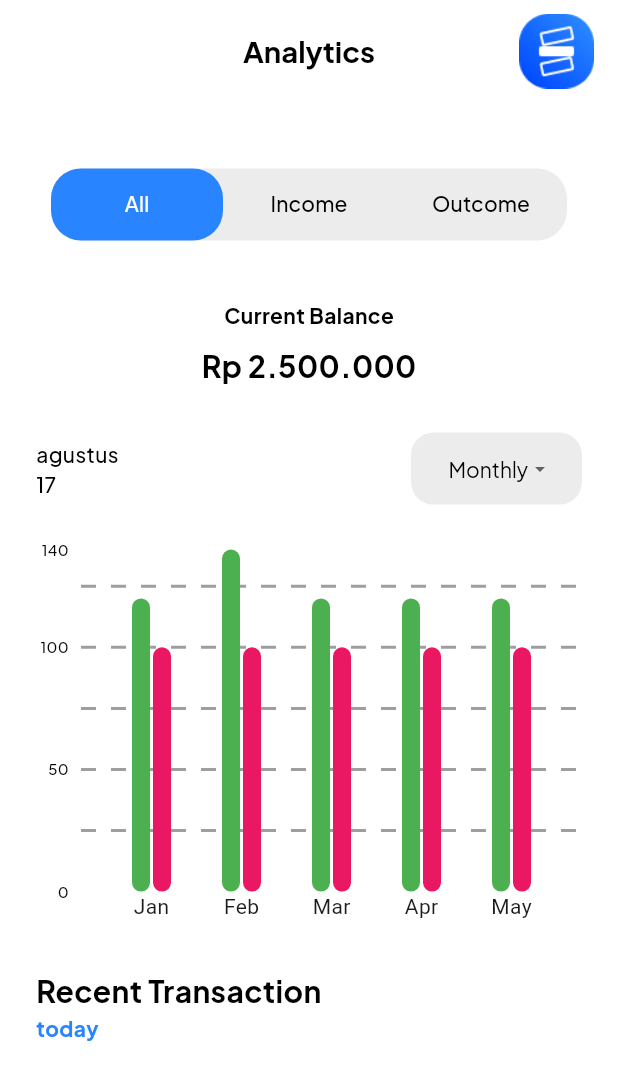
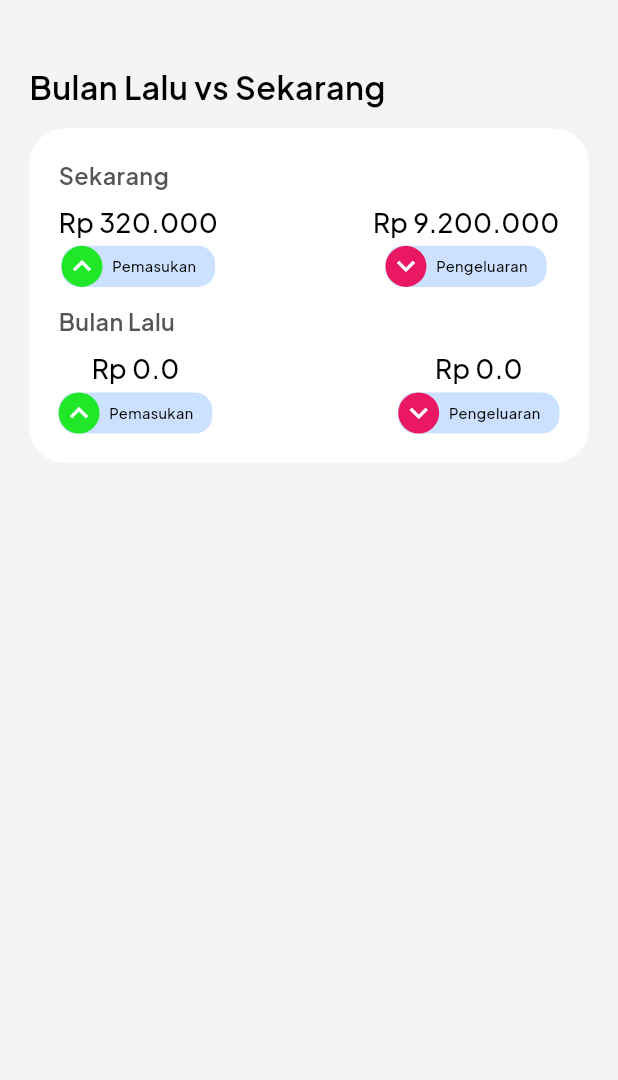
Before and after one commit to seimbang-in/seimbangin-multiplatform-app, a Flutter app: the AnalyticsPage screen opened by its route, on a phone screen of 412 x 824 dp. Shown: the top 1080 px of the screen. Run offline on Flutter 3.47's test engine with Material 3 defaults, Android fonts, the phone set to English and light mode, and no system bars; drawn by our look-alikes of fl_chart; our stand-ins replace bloc, camera, carousel_slider, flutter_bloc, flutter_dotenv, flutter_screenutil and 8 more; accounts and stored records are empty; project files that could hold a hidden picture were left out.

Commit message:
refractor(V2.5): Remake UI for analytics page and add this month vs now card

```diff
--- a/lib/shared/theme/theme.dart
+++ b/lib/shared/theme/theme.dart
@@ -9,6 +9,8 @@ Color statusBarPrimaryColor = Colors.transparent;
 Color sliderOnboardingColor = const Color(0xFF9AB7FF);
 Color backgroundWhiteColor = const Color(0xFFFFFFFF);
 Color backgroundGreyColor = const Color(0xFFECECEC);
+Color backgroundGreySecondaryColor = const Color(0xFFF4F4F4);
+Color backgroundBlueColor = const Color(0xFFCBE1FF);
 Color backgroundWarningColor = const Color(0xFFEA1763);
 Color backgroundPinkColor = const Color(0xFFFFCBDE);
 Color backgroundGreenColor = const Color(0xFF20E828);
--- a/lib/ui/pages/analytics_page.dart
+++ b/lib/ui/pages/analytics_page.dart
@@ -62,97 +62,188 @@ class _AnalyticsPageState extends State<AnalyticsPage>
         statusBarIconBrightness: Brightness.dark,
       ),
       child: Scaffold(
-        extendBodyBehindAppBar: true,
-        backgroundColor: backgroundWhiteColor,
-        appBar: AppBar(
-          backgroundColor: Colors.transparent,
-          automaticallyImplyLeading: false,
-          centerTitle: true,
-          toolbarHeight: 70.r,
-          title: Text(
-            'Analytics',
-            style: blackTextStyle.copyWith(
-              fontWeight: FontWeight.bold,
-              fontSize: 20.sp,
-            ),
-          ),
-          elevation: 0,
-          actions: [
-            Container(
-              margin: EdgeInsets.only(right: 16),
-              child: Image.asset(
-                'assets/ic_seimbangin-logo-logreg.png',
-                width: 50,
+        // extendBodyBehindAppBar: true,
+        backgroundColor: backgroundGreySecondaryColor,
+        // appBar: AppBar(
+        //   backgroundColor: Colors.transparent,
+        //   automaticallyImplyLeading: false,
+        //   centerTitle: true,
+        //   toolbarHeight: 70.r,
+        //   title: Text(
+        //     'Analytics',
+        //     style: blackTextStyle.copyWith(
+        //       fontWeight: FontWeight.bold,
+        //       fontSize: 20.sp,
+        //     ),
+        //   ),
+        //   elevation: 0,
+        //   actions: [
+        //     Container(
+        //       margin: EdgeInsets.only(right: 16),
+        //       child: Image.asset(
+        //         'assets/ic_seimbangin-logo-logreg.png',
+        //         width: 50,
+        //       ),
+        //     ),
+        //   ],
+        // ),
+        body: SafeArea(
+          child: ListView(
+            padding: EdgeInsets.all(20.r),
+            children: [
+              SizedBox(
+                height: 24.h,
               ),
-            ),
-          ],
-        ),
-        body: SafeArea(
-          child: SingleChildScrollView(
-            child: Padding(
-              padding: EdgeInsets.all(24),
-              child: Column(
-                crossAxisAlignment: CrossAxisAlignment.start,
-                children: [
-                  AnalyticsTabBar(
-                    tabController: _mainTabController,
-                    tabTitles: mainTabTitles,
+              Text(
+                'Bulan Lalu vs Sekarang',
+                style: blackTextStyle.copyWith(
+                  fontSize: 22.sp,
+                  fontWeight: FontWeight.w600,
+                ),
+              ),
+              SizedBox(
+                height: 12.h,
+              ),
+
+              // CONTAINER
+              Container(
+                width: double.infinity,
+                decoration: BoxDecoration(
+                  color: textWhiteColor,
+                  borderRadius: BorderRadius.circular(24.r),
+                ),
+                child: Padding(
+                  padding: EdgeInsets.all(20.r),
+                  child: Column(
+                    crossAxisAlignment: CrossAxisAlignment.start,
+                    children: [
+                      Text(
+                        'Sekarang',
+                        style: greyTextStyle.copyWith(
+                          fontSize: 16.sp,
+                          fontWeight: FontWeight.w600,
+                        ),
+                      ),
+                      SizedBox(
+                        height: 8.h,
+                      ),
+
+                      // SEKARANG
+                      Row(
+                        mainAxisAlignment: MainAxisAlignment.spaceBetween,
+                        crossAxisAlignment: CrossAxisAlignment.start,
+                        children: [
+                          DetailAnalytic(
+                            price: 'Rp 320.000',
+                            isIncome: true,
+                          ),
+                          DetailAnalytic(
+                            price: 'Rp 9.200.000',
+                            isIncome: false,
+                          )
+                        ],
+                      ),
+
+                      SizedBox(
+                        height: 12.h,
+                      ),
+
+                      Text(
+                        'Bulan Lalu',
+                        style: greyTextStyle.copyWith(
+                          fontSize: 16.sp,
+                          fontWeight: FontWeight.w600,
+                        ),
+                      ),
+                      SizedBox(
+                        height: 8.h,
+                      ),
+
+                      // Bulan Lalu
+                      Row(
+                        mainAxisAlignment: MainAxisAlignment.spaceBetween,
+                        children: [
+                          DetailAnalytic(
+                            price: 'Rp 0.0',
+                            isIncome: true,
+                          ),
+                          DetailAnalytic(
+                            price: 'Rp 0.0',
+                            isIncome: false,
+                          )
+                        ],
+                      ),
+                    ],
                   ),
-                  Visibility(
-                    visible: selectedMainTab == 1 || selectedMainTab == 2,
-                    child: AnalyticsTabBar(
-                      tabController: _secondaryTabController,
-                      tabTitles: secondaryTabTitles,
-                    ),
-                  ),
-                  if (selectedMainTab == 0) ...[
-                    CurrentBalanceSection(
-                      balance: "Rp 2.500.000",
-                    ),
-                    SizedBox(
-                      height: 10,
-                    ),
-                    DateAndPeriodSelector(
-                        month: "agustus",
-                        day: "17",
-                        selectedDropdown: selectedDropdown,
-                        onDropdownChanged: (value) => {
-                              setState(() {
-                                selectedDropdown = value!;
-                              })
-                            }),
-                    SizedBox(
-                      height: 30,
-                    ),
-                    AnalyticsBarChart(),
-                  ],
-                  if (selectedMainTab == 1 || selectedMainTab == 2)
-                    AnalyticsDonutChart(sections: incomeData),
-                  SizedBox(
-                    height: 30,
-                  ),
-                  RecentTransactionSection(
-                    subtitle: "today",
-                  ),
-                  SizedBox(
-                    height: 10,
-                  ),
-                  // RecentTransactionCard(
-                  //     backgroundIcon: buttonColor,
-                  //     title: "Mr.B",
-                  //     subtitle: "12:00 Wib",
-                  //     amount: "-Rp 12.000"),
-                  // RecentTransactionCard(
-                  //     backgroundIcon: buttonColor,
-                  //     title: "Zona Bakso",
-                  //     subtitle: "18:00 Wib",
-                  //     amount: "-Rp 18.000"),
-                ],
+                ),
               ),
-            ),
+            ],
           ),
         ),
       ),
     );
   }
 }
+
+class DetailAnalytic extends StatelessWidget {
+  final String price;
+  final bool isIncome;
+  const DetailAnalytic({
+    super.key,
+    required this.price,
+    required this.isIncome,
+  });
+
+  @override
+  Widget build(BuildContext context) {
+    return Column(
+      children: [
+        Text(
+          price,
+          style: blackTextStyle.copyWith(
+            fontSize: 18.sp,
+            fontWeight: FontWeight.w500,
+          ),
+        ),
+        SizedBox(
+          height: 4.h,
+        ),
+        // CONTAINER TIPE
+        Container(
+          decoration: BoxDecoration(
+            color: backgroundBlueColor,
+            borderRadius: BorderRadius.circular(12.r),
+          ),
+          child: Row(
+            children: [
+              CircleAvatar(
+                radius: 14.r,
+                backgroundColor:
+                    isIncome == true ? textGreenColor : textWarningColor,
+                child: Icon(
+                  isIncome == true
+                      ? Icons.keyboard_arrow_up_outlined
+                      : Icons.keyboard_arrow_down_outlined,
+                  color: textWhiteColor,
+                ),
+              ),
+              SizedBox(
+                width: 6.w,
+              ),
+              Text(
+                isIncome == true ? 'Pemasukan' : 'Pengeluaran',
+                style: blackTextStyle.copyWith(
+                  fontWeight: FontWeight.w500,
+                  fontSize: 10.sp,
+                ),
+              ),
+              SizedBox(
+                width: 12.w,
+              ),
+            ],
+          ),
+        )
+      ],
+    );
+  }
+}
```
